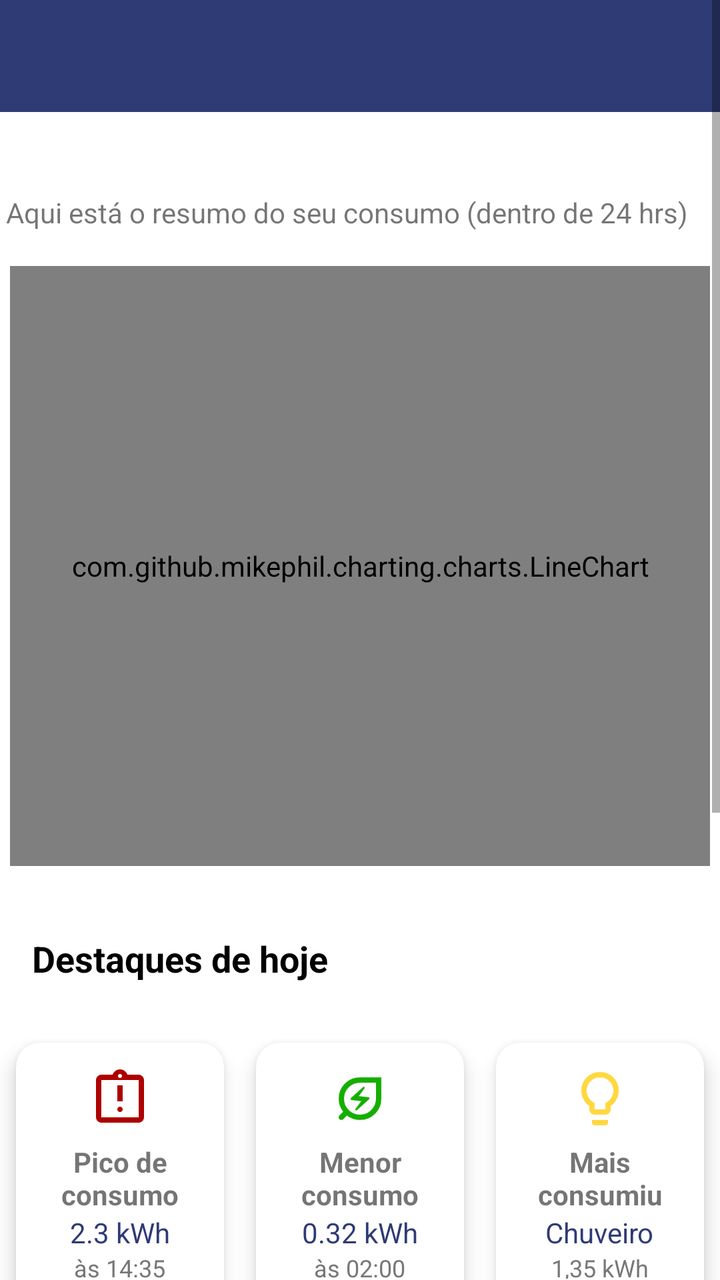
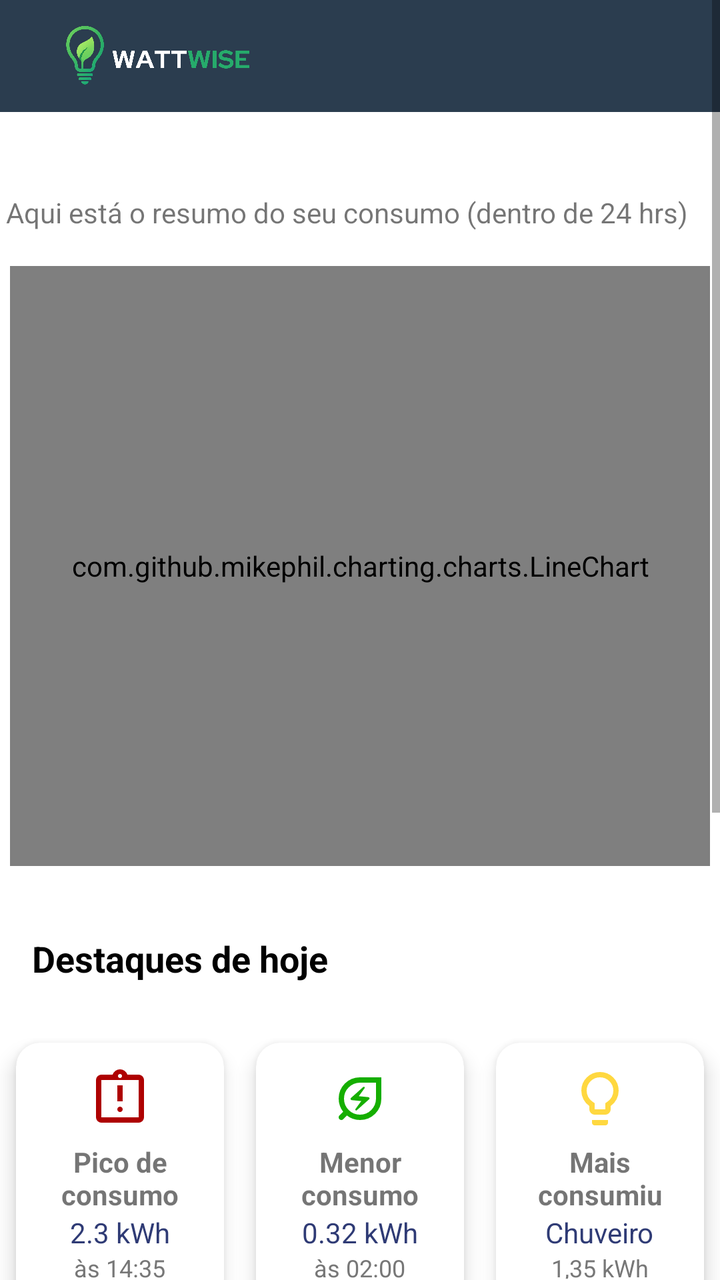

Before-and-after screenshots of an Android layout around one commit, followed by the original layout XML and the change that was made.
<!-- AndroidManifest.xml: application theme Theme.WattWiseApp -->
<!-- res/layout/activity_dashboard.xml -->
<?xml version="1.0" encoding="utf-8"?>
<ScrollView
    xmlns:android="http://schemas.android.com/apk/res/android"
    xmlns:app="http://schemas.android.com/apk/res-auto"
    xmlns:tools="http://schemas.android.com/tools"
    android:layout_width="match_parent"
    android:layout_height="match_parent"
    android:fillViewport="true">

    <androidx.constraintlayout.widget.ConstraintLayout
        android:id="@+id/main"
        android:layout_width="match_parent"
        android:layout_height="match_parent"
        android:background="#FFFFFF"
        tools:context=".Dashboard">

        
        <com.google.android.material.appbar.MaterialToolbar
            android:id="@+id/toolbar"
            android:layout_width="0dp"
            android:layout_height="wrap_content"
            android:background="#2F3B75"
            android:title="Dashboard"
            android:titleTextColor="@android:color/white"
            app:popupTheme="@style/MenuBranco"
            app:layout_constraintEnd_toEndOf="parent"
            app:layout_constraintStart_toStartOf="parent"
            app:layout_constraintTop_toTopOf="parent" />

        
        <com.github.mikephil.charting.charts.PieChart
            android:id="@+id/pieChartConsumo"
            android:layout_width="match_parent"
            android:layout_height="300dp"
            android:layout_marginTop="24dp"
            app:layout_constraintEnd_toEndOf="parent"
            app:layout_constraintHorizontal_bias="0.0"
            app:layout_constraintStart_toStartOf="parent"
            app:layout_constraintTop_toBottomOf="@+id/txtHighlights2" />

        
        <com.github.mikephil.charting.charts.LineChart
            android:id="@+id/energyChart"
            android:layout_width="350dp"
            android:layout_height="300dp"
            android:layout_marginTop="77dp"
            app:layout_constraintEnd_toEndOf="parent"
            app:layout_constraintStart_toStartOf="parent"
            app:layout_constraintTop_toBottomOf="@+id/toolbar" />

        <TextView
            android:id="@+id/displayName"
            android:layout_width="wrap_content"
            android:layout_height="wrap_content"
            android:layout_marginEnd="250dp"
            android:text=""
            android:textSize="16sp"
            app:layout_constraintBottom_toTopOf="@+id/textView5"
            app:layout_constraintEnd_toEndOf="parent"
            app:layout_constraintHorizontal_bias="0.262"
            app:layout_constraintStart_toStartOf="parent"
            app:layout_constraintTop_toBottomOf="@+id/toolbar"
            app:layout_constraintVertical_bias="0.527" />

        <TextView
            android:id="@+id/textView5"
            android:layout_width="wrap_content"
            android:layout_height="wrap_content"
            android:layout_marginBottom="8dp"
            android:text="Aqui está o resumo do seu consumo (dentro de 24 hrs)"
            app:layout_constraintBottom_toTopOf="@+id/energyChart"
            app:layout_constraintEnd_toEndOf="parent"
            app:layout_constraintHorizontal_bias="0.16"
            app:layout_constraintStart_toStartOf="parent"
            app:layout_constraintTop_toBottomOf="@+id/displayName" />

        <TextView
            android:id="@+id/txtHighlights"
            android:layout_width="wrap_content"
            android:layout_height="wrap_content"
            android:layout_marginStart="16dp"
            android:layout_marginTop="34dp"
            android:layout_marginEnd="264dp"
            android:layout_marginBottom="170dp"
            android:text="Destaques de hoje"
            android:textColor="#000000"
            android:textSize="18sp"
            android:textStyle="bold"
            app:layout_constraintBottom_toTopOf="@+id/layoutHighlights"
            app:layout_constraintEnd_toEndOf="parent"
            app:layout_constraintHorizontal_bias="0.0"
            app:layout_constraintStart_toStartOf="parent"
            app:layout_constraintTop_toBottomOf="@id/energyChart"
            app:layout_constraintVertical_bias="0.049" />

        <TextView
            android:id="@+id/txtHighlights2"
            android:layout_width="wrap_content"
            android:layout_height="wrap_content"
            android:text="Ações principais"
            android:textColor="#000000"
            android:textSize="18sp"
            android:textStyle="bold"
            app:layout_constraintEnd_toEndOf="parent"
            app:layout_constraintHorizontal_bias="0.084"
            app:layout_constraintStart_toStartOf="parent"
            app:layout_constraintTop_toBottomOf="@+id/layoutHighlights" />

        <LinearLayout
            android:id="@+id/layoutHighlights"
            android:layout_width="0dp"
            android:layout_height="wrap_content"
            android:layout_marginTop="22dp"
            android:gravity="center"
            android:orientation="horizontal"
            app:layout_constraintEnd_toEndOf="parent"
            app:layout_constraintStart_toStartOf="parent"
            app:layout_constraintTop_toBottomOf="@+id/txtHighlights">

            
            <androidx.cardview.widget.CardView
                android:layout_width="0dp"
                android:layout_height="wrap_content"
                android:layout_margin="8dp"
                android:layout_weight="1"
                app:cardCornerRadius="12dp"
                app:cardElevation="6dp">

                <LinearLayout
                    android:layout_width="match_parent"
                    android:layout_height="130dp"
                    android:gravity="center"
                    android:orientation="vertical"
                    android:padding="12dp">

                    <ImageView
                        android:layout_width="32dp"
                        android:layout_height="32dp"
                        android:src="@drawable/outline_assignment_late_24" />

                    <TextView
                        android:layout_width="wrap_content"
                        android:layout_height="wrap_content"
                        android:layout_marginTop="6dp"
                        android:gravity="center"
                        android:text="Pico de consumo"
                        android:textAlignment="center"
                        android:textSize="14sp"
                        android:textStyle="bold" />

                    <TextView
                        android:layout_width="wrap_content"
                        android:layout_height="wrap_content"
                        android:gravity="center"
                        android:text="2.3 kWh"
                        android:textAlignment="center"
                        android:textColor="#2F3B75"
                        android:textSize="14sp" />

                    <TextView
                        android:layout_width="wrap_content"
                        android:layout_height="wrap_content"
                        android:gravity="center"
                        android:text="às 14:35"
                        android:textAlignment="center"
                        android:textColor="#777777"
                        android:textSize="12sp" />
                </LinearLayout>
            </androidx.cardview.widget.CardView>

            
            <androidx.cardview.widget.CardView
                android:layout_width="0dp"
                android:layout_height="wrap_content"
                android:layout_margin="8dp"
                android:layout_weight="1"
                app:cardCornerRadius="12dp"
                app:cardElevation="6dp">

                <LinearLayout
                    android:layout_width="match_parent"
                    android:layout_height="130dp"
                    android:gravity="center"
                    android:orientation="vertical"
                    android:padding="12dp">

                    <ImageView
                        android:layout_width="32dp"
                        android:layout_height="32dp"
                        android:src="@drawable/outline_energy_savings_leaf_24" />

                    <TextView
                        android:layout_width="wrap_content"
                        android:layout_height="wrap_content"
                        android:layout_marginTop="6dp"
                        android:gravity="center"
                        android:text="Menor consumo"
                        android:textAlignment="center"
                        android:textSize="14sp"
                        android:textStyle="bold" />

                    <TextView
                        android:layout_width="wrap_content"
                        android:layout_height="wrap_content"
                        android:gravity="center"
                        android:text="0.32 kWh"
                        android:textAlignment="center"
                        android:textColor="#2F3B75"
                        android:textSize="14sp" />

                    <TextView
                        android:layout_width="wrap_content"
                        android:layout_height="wrap_content"
                        android:gravity="center"
                        android:text="às 02:00"
                        android:textAlignment="center"
                        android:textColor="#777777"
                        android:textSize="12sp" />
                </LinearLayout>
            </androidx.cardview.widget.CardView>

            
            <androidx.cardview.widget.CardView
                android:layout_width="0dp"
                android:layout_height="wrap_content"
                android:layout_margin="8dp"
                android:layout_weight="1"
                app:cardCornerRadius="12dp"
                app:cardElevation="6dp">

                <LinearLayout
                    android:layout_width="match_parent"
                    android:layout_height="130dp"
                    android:gravity="center"
                    android:orientation="vertical"
                    android:padding="12dp">

                    <ImageView
                        android:layout_width="32dp"
                        android:layout_height="32dp"
                        android:src="@drawable/outline_lightbulb_2_24" />

                    <TextView
                        android:layout_width="wrap_content"
                        android:layout_height="wrap_content"
                        android:layout_marginTop="6dp"
                        android:gravity="center"
                        android:text="Mais consumiu"
                        android:textAlignment="center"
                        android:textSize="14sp"
                        android:textStyle="bold" />

                    <TextView
                        android:layout_width="wrap_content"
                        android:layout_height="wrap_content"
                        android:gravity="center"
                        android:text="Chuveiro"
                        android:textAlignment="center"
                        android:textColor="#2F3B75"
                        android:textSize="14sp" />

                    <TextView
                        android:layout_width="wrap_content"
                        android:layout_height="wrap_content"
                        android:gravity="center"
                        android:text="1,35 kWh"
                        android:textAlignment="center"
                        android:textColor="#777777"
                        android:textSize="12sp" />
                </LinearLayout>
            </androidx.cardview.widget.CardView>

        </LinearLayout>


    </androidx.constraintlayout.widget.ConstraintLayout>
</ScrollView>
<!-- resources referenced by this layout -->
<resources>
  <!-- drawable outline_energy_savings_leaf_24 (drawable) -->
  <vector xmlns:android="http://schemas.android.com/apk/res/android" android:height="24dp" android:tint="#15AE00" android:viewportHeight="960" android:viewportWidth="960" android:width="24dp">
        
      <path android:fillColor="@android:color/white" android:pathData="M480,720Q580,720 649,650Q718,580 720,480L720,240L480,240Q380,242 310,311Q240,380 240,480Q240,580 310,650Q380,720 480,720ZM433,653L617,489Q626,481 622,470Q618,459 606,457L462,443L548,324Q551,319 551.5,314.5Q552,310 548,306Q544,301 538,301.5Q532,302 527,306L344,470Q335,478 339,489Q343,500 355,502L499,516L412,635Q409,640 409,644.5Q409,649 413,653Q417,657 422.5,657Q428,657 433,653ZM480,800Q424,800 374.5,782.5Q325,765 284,733L229,788Q223,794 215.5,797Q208,800 200,800Q183,800 171.5,788.5Q160,777 160,760Q160,752 163,744.5Q166,737 172,731L227,676Q195,635 177.5,585.5Q160,536 160,480Q160,346 253,253Q346,160 480,160L800,160L800,480Q800,614 707,707Q614,800 480,800ZM480,480Q480,480 480,480Q480,480 480,480Q480,480 480,480Q480,480 480,480L480,480L480,480Q480,480 480,480Q480,480 480,480Z"/>
      
  </vector>
  <!-- drawable outline_lightbulb_2_24 (drawable) -->
  <vector xmlns:android="http://schemas.android.com/apk/res/android" android:height="24dp" android:tint="#FFD840" android:viewportHeight="960" android:viewportWidth="960" android:width="24dp">
        
      <path android:fillColor="@android:color/white" android:pathData="M400,720Q367,720 343.5,696.5Q320,673 320,640L320,590Q263,551 231.5,490Q200,429 200,360Q200,243 281.5,161.5Q363,80 480,80Q597,80 678.5,161.5Q760,243 760,360Q760,429 728.5,489.5Q697,550 640,590L640,640Q640,673 616.5,696.5Q593,720 560,720L400,720ZM400,640L560,640Q560,640 560,640Q560,640 560,640L560,548L594,524Q635,496 657.5,452.5Q680,409 680,360Q680,277 621.5,218.5Q563,160 480,160Q397,160 338.5,218.5Q280,277 280,360Q280,409 302.5,452.5Q325,496 366,524L400,548L400,640Q400,640 400,640Q400,640 400,640ZM400,880Q383,880 371.5,868.5Q360,857 360,840L360,800L600,800L600,840Q600,857 588.5,868.5Q577,880 560,880L400,880ZM480,360Q480,360 480,360Q480,360 480,360L480,360L480,360Q480,360 480,360Q480,360 480,360Q480,360 480,360Q480,360 480,360Q480,360 480,360Q480,360 480,360Q480,360 480,360Q480,360 480,360L480,360L480,360Q480,360 480,360Q480,360 480,360Z"/>
      
  </vector>
  <style name="MenuBranco" parent="ThemeOverlay.Material3.Light">
          <item name="colorSurface">#FFFFFF</item>
          <item name="colorOnSurface">#000000</item>
          <item name="android:background">#FFFFFF</item>
      </style>
  <style name="Theme.WattWiseApp" parent="Base.Theme.WattWiseApp" />
  <style name="Base.Theme.WattWiseApp" parent="Theme.MaterialComponents.DayNight.NoActionBar">
          
          
      </style>
  <!-- unchanged entries left out for length: 1 -->
</resources>

<!-- the commit's change to res/layout/activity_dashboard.xml (unified diff, before → after) -->
@@ -19,8 +19,8 @@
             android:id="@+id/toolbar"
             android:layout_width="0dp"
             android:layout_height="wrap_content"
-            android:background="#2F3B75"
-            android:title="Dashboard"
+            android:background="#2B3D4F"
+            android:title=""
             android:titleTextColor="@android:color/white"
             app:popupTheme="@style/MenuBranco"
             app:layout_constraintEnd_toEndOf="parent"
@@ -28,6 +28,18 @@
             app:layout_constraintTop_toTopOf="parent" />
 
         
+        <ImageView
+            android:layout_width="120dp"
+            android:layout_height="32dp"
+            android:layout_gravity="start"
+            android:layout_marginStart="-200dp"
+            android:scaleType="fitCenter"
+            android:src="@drawable/logoo"
+            app:layout_constraintBottom_toBottomOf="@+id/toolbar"
+            app:layout_constraintEnd_toEndOf="@+id/toolbar"
+            app:layout_constraintStart_toStartOf="@+id/toolbar"
+            app:layout_constraintTop_toTopOf="parent" />
+
         <com.github.mikephil.charting.charts.PieChart
             android:id="@+id/pieChartConsumo"
             android:layout_width="match_parent"
<!-- resource entries referenced after the edit -->
@@ -1,5 +1,6 @@
 <!-- resources referenced by this layout -->
 <resources>
+  <!-- drawable logoo: png bitmap (drawable, 169475 bytes) -->
   <!-- drawable outline_energy_savings_leaf_24 (drawable) -->
   <vector xmlns:android="http://schemas.android.com/apk/res/android" android:height="24dp" android:tint="#15AE00" android:viewportHeight="960" android:viewportWidth="960" android:width="24dp">
         
